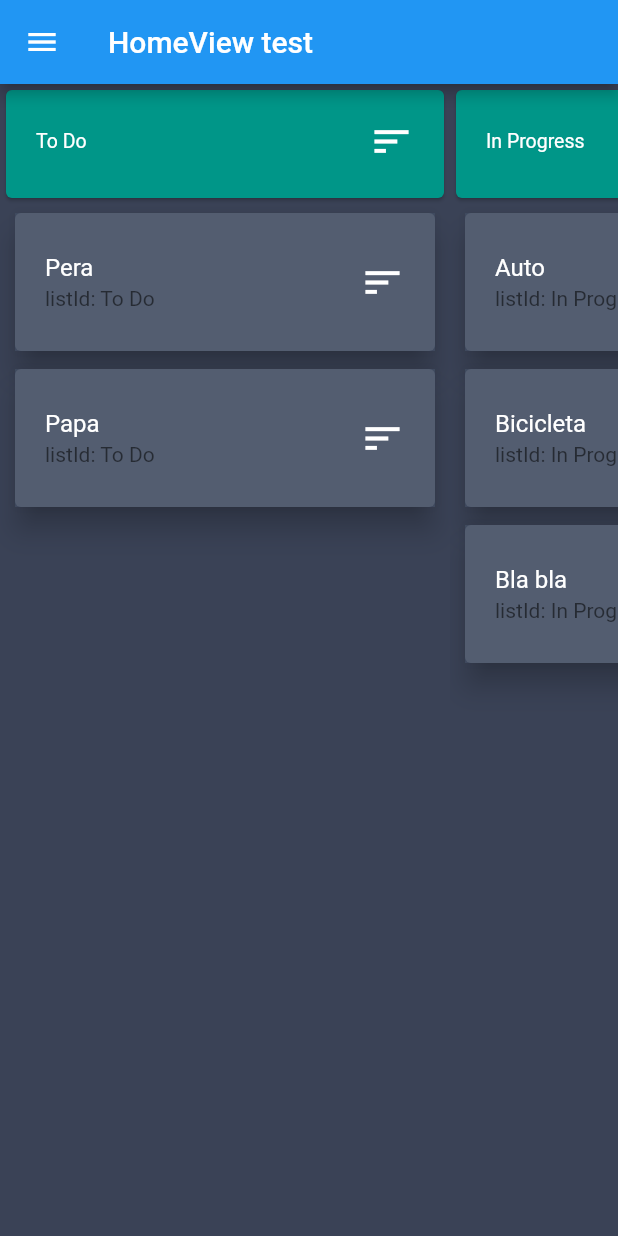
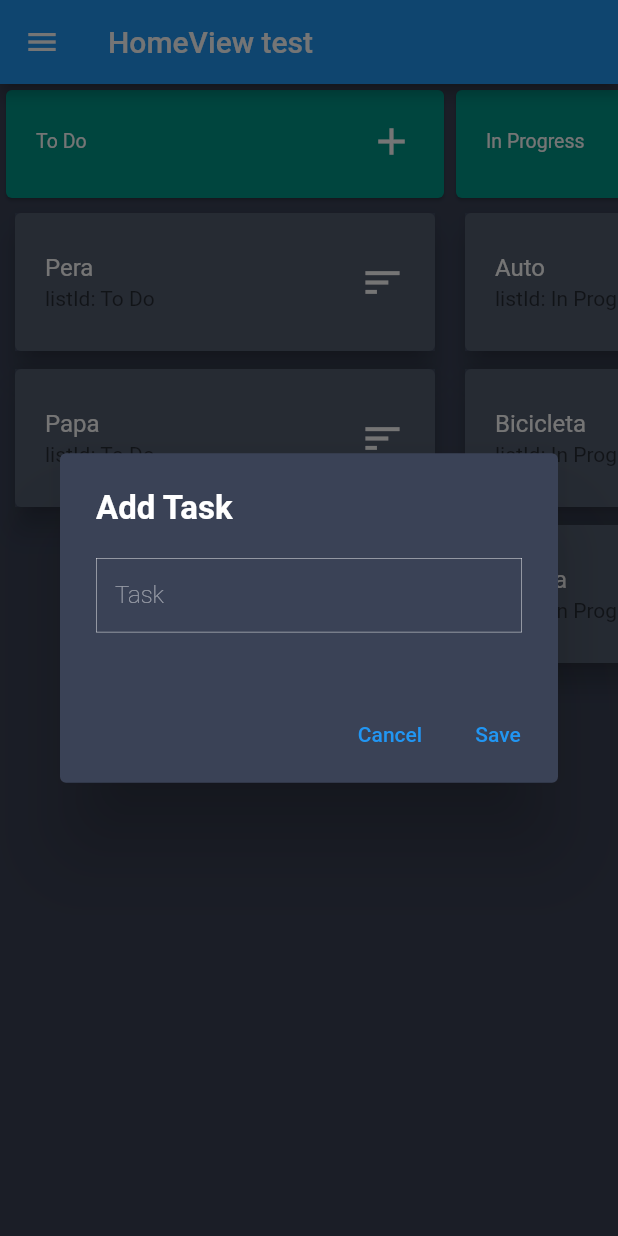
Before and after one commit to aliismaildev/time_tracking_app, a Flutter app: the HomeView screen opened by its route, after a tap on "To Do", on a phone screen of 412 x 824 dp. Run offline on Flutter 3.47's test engine with Material 2 defaults, Android fonts, the phone set to English and light mode, and no system bars; our stand-ins replace firebase_auth, firebase_core, firebase_database, flutter_svg; missing offline and left inert: result_type; accounts and stored records are empty.

Commit message:
-implementing Home Screen Logic

```diff
--- a/lib/consts/lang.dart
+++ b/lib/consts/lang.dart
@@ -11,6 +11,10 @@ class Lang {
   static const String last = 'Last';
   static const String age = 'Age';
   static const String email = 'Email';
+  static const String add = 'Add';
+  static const String save = 'Save';
+  static const String cancel = 'Cancel';
+  static const String task = 'Task';
   static const String toDo = 'To Do';
   static const String inProgress = 'In Progress';
   static const String done = 'Done';
--- /dev/null
+++ b/lib/core/models/task_datamodel.dart
@@ -0,0 +1,30 @@
+class TaskDataModel {
+  TaskDataModel({
+    this.taskDescription,
+    this.taskStatus,
+    this.createdAt,
+    this.updatedAt,
+  });
+
+  String? taskDescription;
+  String? taskStatus;
+  int? createdAt;
+  int? updatedAt;
+
+  TaskDataModel.fromJson(Map<String, dynamic> json) {
+    taskDescription = json['task_description'] as String;
+    taskStatus = json['task_status'] as String;
+    createdAt = json['createdAt'] as int;
+    updatedAt = json['updatedAt'] as int;
+  }
+
+  Map<String, dynamic> toJson() {
+    final data = <String, dynamic>{};
+    data['task_description'] = taskDescription ?? "";
+    data['task_status'] = taskStatus ?? "";
+    data['createdAt'] = DateTime.now().millisecondsSinceEpoch;
+    data['updatedAt'] = DateTime.now().millisecondsSinceEpoch;
+
+    return data;
+  }
+}
--- a/lib/core/viewmodels/home_viewmodel.dart
+++ b/lib/core/viewmodels/home_viewmodel.dart
@@ -1,3 +1,22 @@
+import 'package:firebase_auth/firebase_auth.dart';
+import 'package:flutter/material.dart';
+import 'package:result_type/result_type.dart';
+import 'package:time_tracking_app/core/models/task_datamodel.dart';
+import 'package:time_tracking_app/core/services/home_service.dart';
 import 'package:time_tracking_app/core/viewmodels/base_viewmodel.dart';
+import 'package:time_tracking_app/utils/firebase_global_instances.dart';
 
-class HomeViewModel extends BaseViewModel {}
+class HomeViewModel extends BaseViewModel {
+  final HomeService _homeService = HomeService();
+  final TaskDataModel _taskDataModel = TaskDataModel();
+
+  User? get currentUser => fireBaseAuth.currentUser;
+
+  final TextEditingController addTaskController = TextEditingController();
+
+  Future<Result> addTask() async {
+    _taskDataModel.taskDescription = addTaskController.text;
+    Result res = await _homeService.addTask(userID: currentUser!.uid, taskDataModel: _taskDataModel);
+    return res;
+  }
+}
--- a/lib/views/home/home_view.dart
+++ b/lib/views/home/home_view.dart
@@ -1,10 +1,15 @@
 import 'dart:collection';
 
 import 'package:flutter/material.dart';
+import 'package:provider/provider.dart';
 import 'package:time_tracking_app/consts/enums.dart';
+import 'package:time_tracking_app/consts/lang.dart';
 import 'package:time_tracking_app/consts/strings_of_enums.dart';
+import 'package:time_tracking_app/core/viewmodels/home_viewmodel.dart';
 import 'package:time_tracking_app/utils/percentage_size_ext.dart';
 import 'package:time_tracking_app/views/base_views/base_views.dart';
+import 'package:time_tracking_app/views/widgets/text.dart';
+import 'package:time_tracking_app/views/widgets/text_fields.dart';
 
 class HomeView extends StatefulWidget {
   final double tileHeight = 100;
@@ -88,10 +93,14 @@ class _HomeViewState extends State<HomeView> {
     );
   }
 
-  buildHeader(String listId) {
+  buildHeader({required String listId, required HomeViewModel read, required HomeViewModel watch}) {
     Widget header = SizedBox(
       height: widget.headerHeight,
-      child: HeaderWidget(title: listId),
+      child: HeaderWidget(
+        title: listId,
+        watch: watch,
+        read: read,
+      ),
     );
 
     return Stack(
@@ -165,6 +174,8 @@ class _HomeViewState extends State<HomeView> {
 
   @override
   Widget build(BuildContext context) {
+    final read = context.read<HomeViewModel>();
+    final watch = context.watch<HomeViewModel>();
     buildHomeViewList(String listId, List<Item> items) {
       return SingleChildScrollView(
         scrollDirection: Axis.vertical,
@@ -172,7 +183,7 @@ class _HomeViewState extends State<HomeView> {
           height: context.screenHeight,
           child: Column(
             children: [
-              buildHeader(listId),
+              buildHeader(listId: listId, read: read, watch: watch),
               ListView.builder(
                 scrollDirection: Axis.vertical,
                 shrinkWrap: true,
@@ -231,8 +242,10 @@ class _HomeViewState extends State<HomeView> {
 // The list header (static)
 class HeaderWidget extends StatelessWidget {
   final String? title;
+  final HomeViewModel? read;
+  final HomeViewModel? watch;
 
-  const HeaderWidget({Key? key, this.title}) : super(key: key);
+  const HeaderWidget({Key? key, this.title, this.read, this.watch}) : super(key: key);
 
   @override
   Widget build(BuildContext context) {
@@ -251,14 +264,53 @@ class HeaderWidget extends StatelessWidget {
           ),
         ),
         trailing: const Icon(
-          Icons.sort,
+          Icons.add,
           color: Colors.white,
           size: 30.0,
         ),
-        onTap: () {},
+        onTap: () => _addTask(context: context, read: read!, watch: watch!),
       ),
     );
   }
+}
+
+//add task
+
+void _addTask({required BuildContext context, required HomeViewModel read, required HomeViewModel watch}) {
+  showDialog(
+    context: context,
+    builder: (BuildContext context) {
+      return AlertDialog(
+        backgroundColor: const Color.fromRGBO(58, 66, 86, 1.0),
+        title: headline3("${Lang.add} ${Lang.task}"),
+        content: Column(
+          mainAxisSize: MainAxisSize.min,
+          children: [
+            CustomTxtField(
+              hintTxt: Lang.task,
+              textEditingController: TextEditingController(),
+              validator: (String? val) {
+                if (val!.isEmpty) {
+                  return Lang.task;
+                }
+                return null;
+              },
+            ),
+          ],
+        ),
+        actions: [
+          TextButton(
+            child: const Text(Lang.cancel),
+            onPressed: () {},
+          ),
+          TextButton(
+            child: const Text(Lang.save),
+            onPressed: () => read.addTask(),
+          )
+        ],
+      );
+    },
+  );
 }
 
 // The card (static)
```
Also changed, not shown: lib/core/services/home_service.dart (added, +29 -0 lines), lib/views/home/add_task_view.dart (added, +11 -0 lines).
